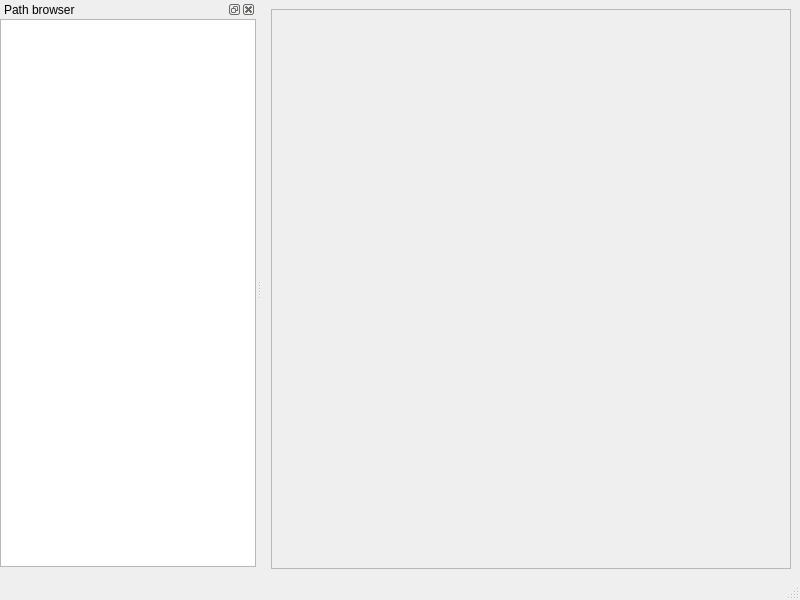
Qt form src/3d_quick_viewer.ui (Mechanicoder/3d_quick_viewer) before a commit.
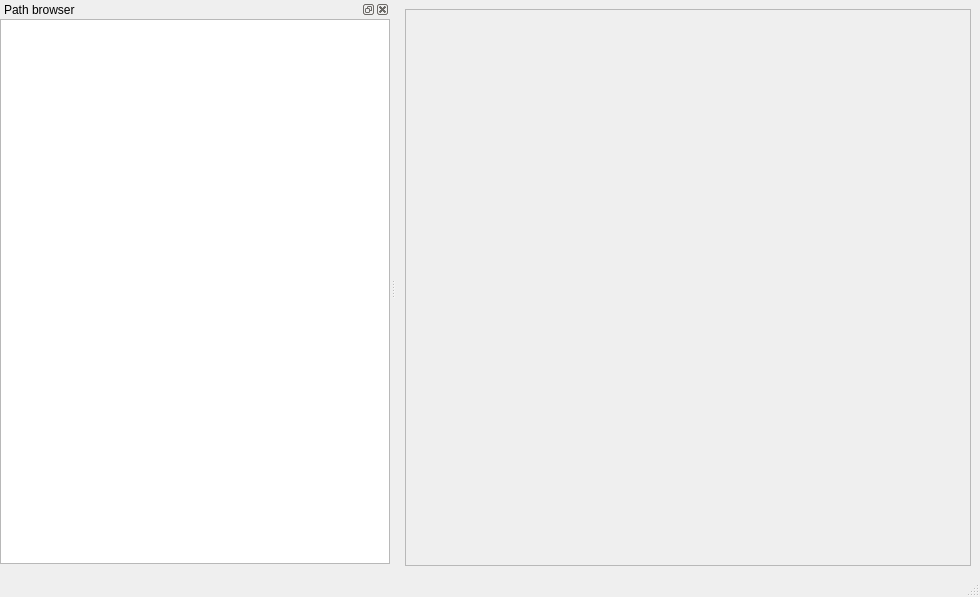
The same form after that commit. Custom widgets are drawn as their Qt base class.

What changed in the file:
```diff
--- a/src/3d_quick_viewer.ui
+++ b/src/3d_quick_viewer.ui
@@ -6,8 +6,8 @@
    <rect>
     <x>0</x>
     <y>0</y>
-    <width>800</width>
-    <height>600</height>
+    <width>980</width>
+    <height>597</height>
    </rect>
   </property>
   <property name="windowTitle">
@@ -34,8 +34,8 @@
         <rect>
          <x>0</x>
          <y>0</y>
-         <width>515</width>
-         <height>525</height>
+         <width>561</width>
+         <height>522</height>
         </rect>
        </property>
       </widget>
@@ -57,7 +57,7 @@
   <widget class="QDockWidget" name="dockWidget_browser">
    <property name="minimumSize">
     <size>
-     <width>120</width>
+     <width>390</width>
      <height>135</height>
     </size>
    </property>
@@ -85,7 +85,14 @@
       <number>11</number>
      </property>
      <item row="0" column="0">
-      <widget class="FileSystemViewer" name="treeView_path"/>
+      <widget class="FileSystemViewer" name="treeView_path">
+       <property name="minimumSize">
+        <size>
+         <width>390</width>
+         <height>0</height>
+        </size>
+       </property>
+      </widget>
      </item>
     </layout>
    </widget>
```
Left out of the diff: 2 changed lines with no effect on the pictures.
